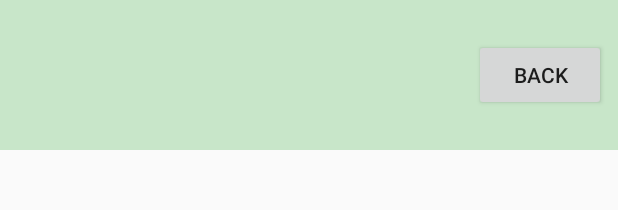
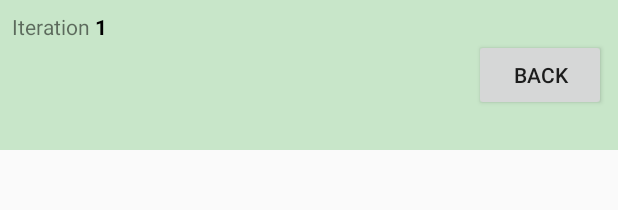
Before and after one commit to nerijusza/Android-Game-Of-Life, an Android app: the layout activity_game.xml on its own in the app's theme, with its tools: preview values and no code run, on a phone screen of 412 x 824 dp. Shown: the top 210 px of the screen. Run offline under Robolectric (Android 15) with nearby library versions, the phone set to English and light mode, and no system bars.

Commit message:
Add iteration counter

```diff
--- a/app/src/main/java/nerijus/life/GameActivity.java
+++ b/app/src/main/java/nerijus/life/GameActivity.java
@@ -5,10 +5,12 @@ import android.os.Handler;
 import android.util.DisplayMetrics;
 import android.view.View;
 import android.widget.Button;
+import android.widget.TextView;
 
 import androidx.appcompat.app.AppCompatActivity;
 
 import nerijus.life.domain.Board;
+import nerijus.life.domain.GameStatus;
 import nerijus.life.view.DisplayOptions;
 import nerijus.life.view.GameView;
 
@@ -62,9 +64,13 @@ public class GameActivity extends AppCompatActivity {
 		GameView gameView = findViewById(R.id.gameView);
 
 		board.makeIteration();
+		GameStatus gameStatus = board.getStatus();
+
+		TextView textView = findViewById(R.id.iterationText);
+		textView.setText(String.valueOf(gameStatus.getIteration()));
 
 		gameView.invalidate();
-		gameView.setGameStatus(board.getStatus());
+		gameView.setGameStatus(gameStatus);
 	}
 
 	@Override
--- a/app/src/main/java/nerijus/life/MainActivity.java
+++ b/app/src/main/java/nerijus/life/MainActivity.java
@@ -2,7 +2,6 @@ package nerijus.life;
 
 import android.content.Intent;
 import android.os.Bundle;
-import android.util.DisplayMetrics;
 import android.view.View;
 import android.widget.Button;
 
--- a/app/src/main/java/nerijus/life/domain/Board.java
+++ b/app/src/main/java/nerijus/life/domain/Board.java
@@ -8,6 +8,7 @@ import java.util.stream.Collectors;
 public class Board {
 	private final int sizeX;
 	private final int sizeY;
+	private int iteration = 1;
 
 	private List<Cell> cells = new ArrayList<>();
 
@@ -32,6 +33,7 @@ public class Board {
 		}
 
 		cells.forEach(Cell::makeTransition);
+		iteration++;
 	}
 
 	public GameStatus getStatus() {
@@ -40,7 +42,8 @@ public class Board {
 			sizeY,
 			cells.stream()
 				.map(cell -> new GameStatus.Cell(cell.getX(), cell.getY(), cell.isActive()))
-				.collect(Collectors.toList())
+				.collect(Collectors.toList()),
+			iteration
 		);
 	}
 
--- a/app/src/main/java/nerijus/life/domain/GameStatus.java
+++ b/app/src/main/java/nerijus/life/domain/GameStatus.java
@@ -9,6 +9,7 @@ public class GameStatus {
 	int sizeX;
 	int sizeY;
 	List<Cell> cells;
+	int iteration;
 
 	@Value
 	public static class Cell {
--- a/app/src/main/res/layout/activity_game.xml
+++ b/app/src/main/res/layout/activity_game.xml
@@ -22,6 +22,28 @@
             app:layout_constraintBottom_toBottomOf="parent"
             app:layout_constraintEnd_toEndOf="parent"
             app:layout_constraintTop_toTopOf="parent" />
+
+        <TextView
+            android:id="@+id/textView3"
+            android:layout_width="wrap_content"
+            android:layout_height="wrap_content"
+            android:layout_marginStart="8dp"
+            android:layout_marginTop="8dp"
+            android:text="Iteration"
+            app:layout_constraintStart_toStartOf="parent"
+            app:layout_constraintTop_toTopOf="parent" />
+
+        <TextView
+            android:id="@+id/iterationText"
+            android:layout_width="wrap_content"
+            android:layout_height="wrap_content"
+            android:layout_marginStart="3dp"
+            android:layout_marginTop="8dp"
+            android:text="1"
+            android:textColor="#000000"
+            android:textStyle="bold"
+            app:layout_constraintStart_toEndOf="@+id/textView3"
+            app:layout_constraintTop_toTopOf="parent" />
     </androidx.constraintlayout.widget.ConstraintLayout>
 
     <nerijus.life.view.GameView
```
